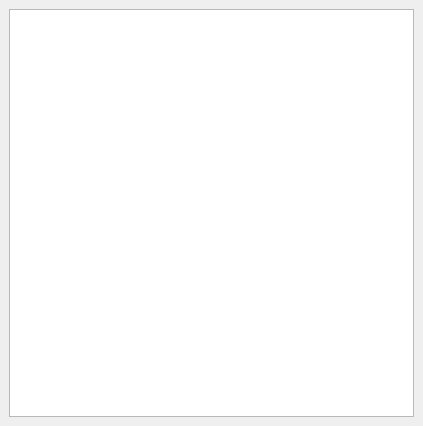
Before: the Qt Designer form src/Mod/File/fileGui/FileTextEditor.ui in BeQuiet1228/FreeCAD, drawn with Qt 5.
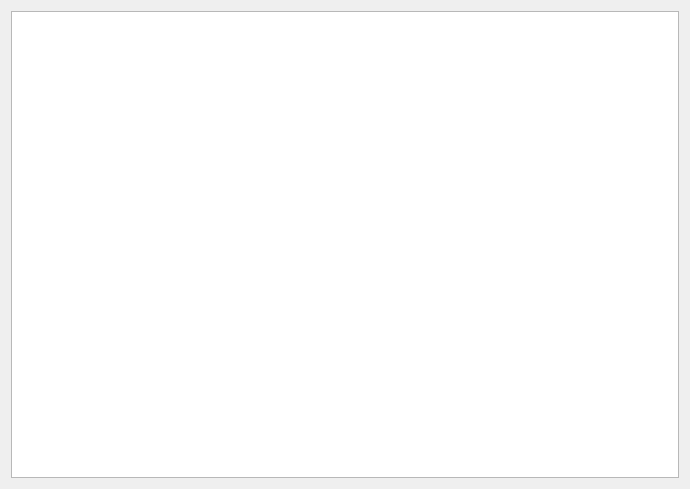
After: the same form once the commit is applied.

What changed in the file:
```diff
--- a/src/Mod/File/fileGui/FileTextEditor.ui
+++ b/src/Mod/File/fileGui/FileTextEditor.ui
@@ -1,32 +1,30 @@
 <?xml version="1.0" encoding="UTF-8"?>
 <ui version="4.0">
- <class>TextEditor</class>
- <widget class="QDockWidget" name="TextEditor">
+ <class>Form</class>
+ <widget class="QWidget" name="Form">
   <property name="geometry">
    <rect>
     <x>0</x>
     <y>0</y>
-    <width>423</width>
-    <height>426</height>
+    <width>690</width>
+    <height>489</height>
    </rect>
   </property>
   <property name="windowTitle">
    <string>File Text Editor</string>
   </property>
-  <widget class="QWidget" name="dockWidgetContents">
    <layout class="QGridLayout" name="gridLayout">
     <item row="0" column="0">
      <widget class="QTextEdit" name="textEdit">
-      <property name="sizePolicy">
-       <sizepolicy hsizetype="Expanding" vsizetype="Expanding">
-        <horstretch>0</horstretch>
-        <verstretch>0</verstretch>
-       </sizepolicy>
+     <property name="focusPolicy">
+      <enum>Qt::WheelFocus</enum>
+     </property>
+     <property name="layoutDirection">
+      <enum>Qt::LeftToRight</enum>
       </property>
      </widget>
     </item>
    </layout>
-  </widget>
  </widget>
  <resources/>
  <connections/>
```
Left out of the diff: 2 changed lines with no effect on the pictures. Lines whose indentation alone changed are shown as unchanged.
